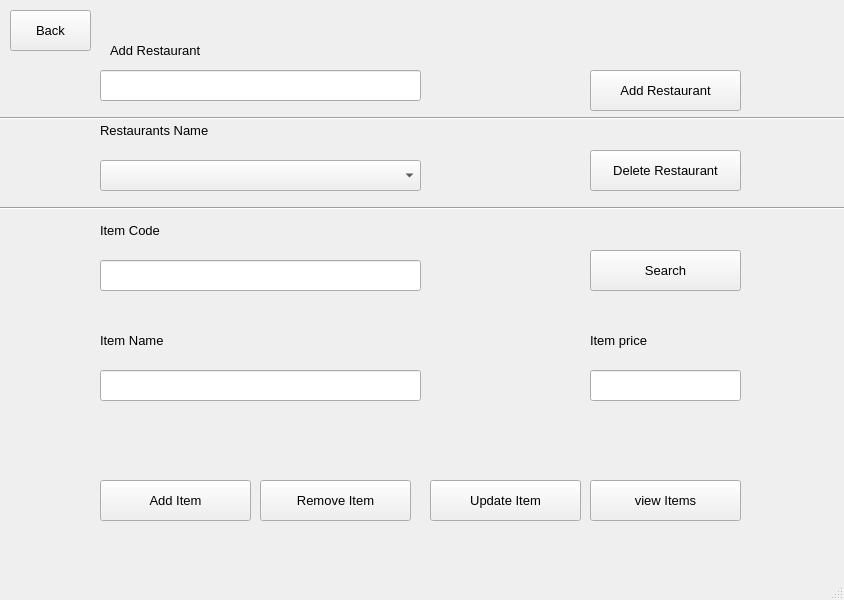
Qt form Small Food Ordering System in Python/restaurant.ui (Rathnayake99/PST31130) before a commit.
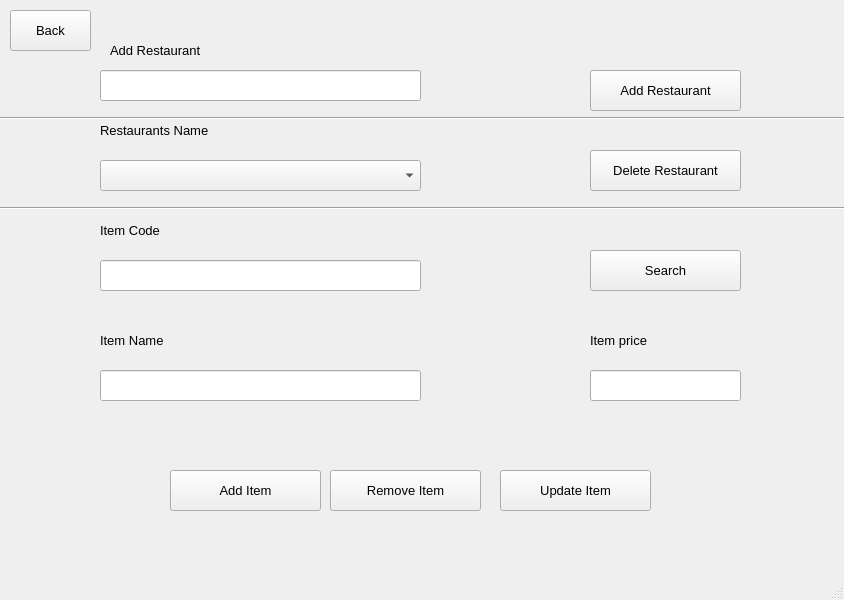
The same form after that commit.

Patch:
```diff
--- a/Small Food Ordering System in Python/restaurant.ui
+++ b/Small Food Ordering System in Python/restaurant.ui
@@ -188,8 +188,8 @@
    <widget class="QPushButton" name="pushButton_3">
     <property name="geometry">
      <rect>
-      <x>100</x>
-      <y>480</y>
+      <x>170</x>
+      <y>470</y>
       <width>151</width>
       <height>41</height>
      </rect>
@@ -239,8 +239,8 @@
    <widget class="QPushButton" name="pushButton_4">
     <property name="geometry">
      <rect>
-      <x>260</x>
-      <y>480</y>
+      <x>330</x>
+      <y>470</y>
       <width>151</width>
       <height>41</height>
      </rect>
@@ -257,8 +257,8 @@
    <widget class="QPushButton" name="pushButton_5">
     <property name="geometry">
      <rect>
-      <x>430</x>
-      <y>480</y>
+      <x>500</x>
+      <y>470</y>
       <width>151</width>
       <height>41</height>
      </rect>
@@ -285,24 +285,6 @@
      <enum>Qt::Horizontal</enum>
     </property>
    </widget>
-   <widget class="QPushButton" name="pushButton_6">
-    <property name="geometry">
-     <rect>
-      <x>590</x>
-      <y>480</y>
-      <width>151</width>
-      <height>41</height>
-     </rect>
-    </property>
-    <property name="font">
-     <font>
-      <pointsize>10</pointsize>
-     </font>
-    </property>
-    <property name="text">
-     <string>view Items</string>
-    </property>
-   </widget>
    <widget class="QPushButton" name="pushButton_7">
     <property name="geometry">
      <rect>
```
